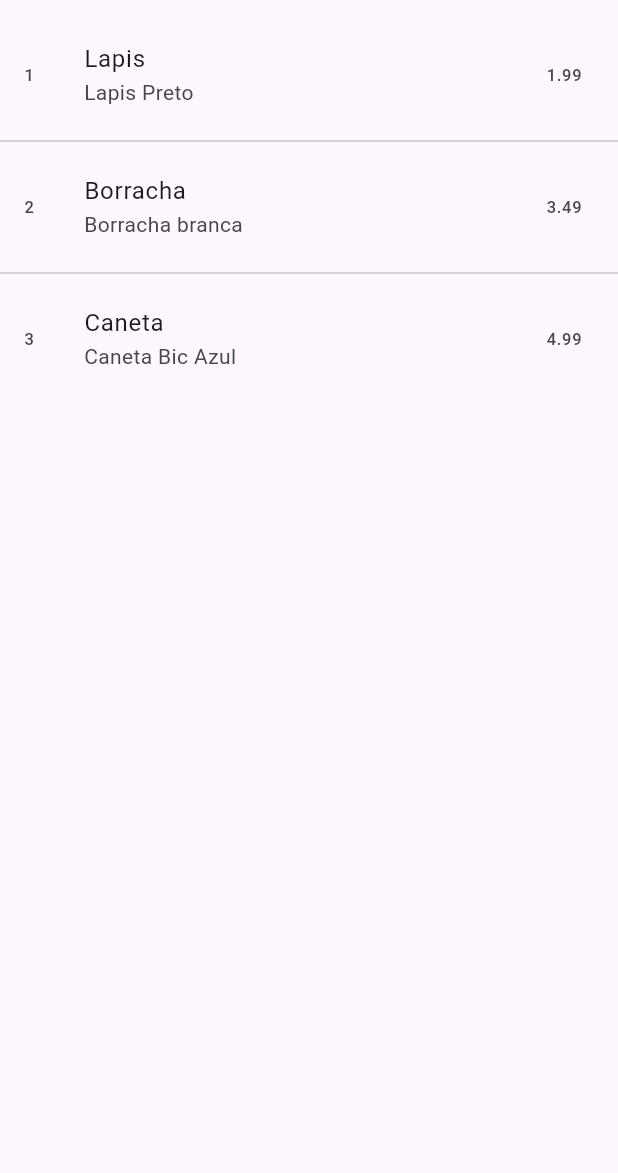
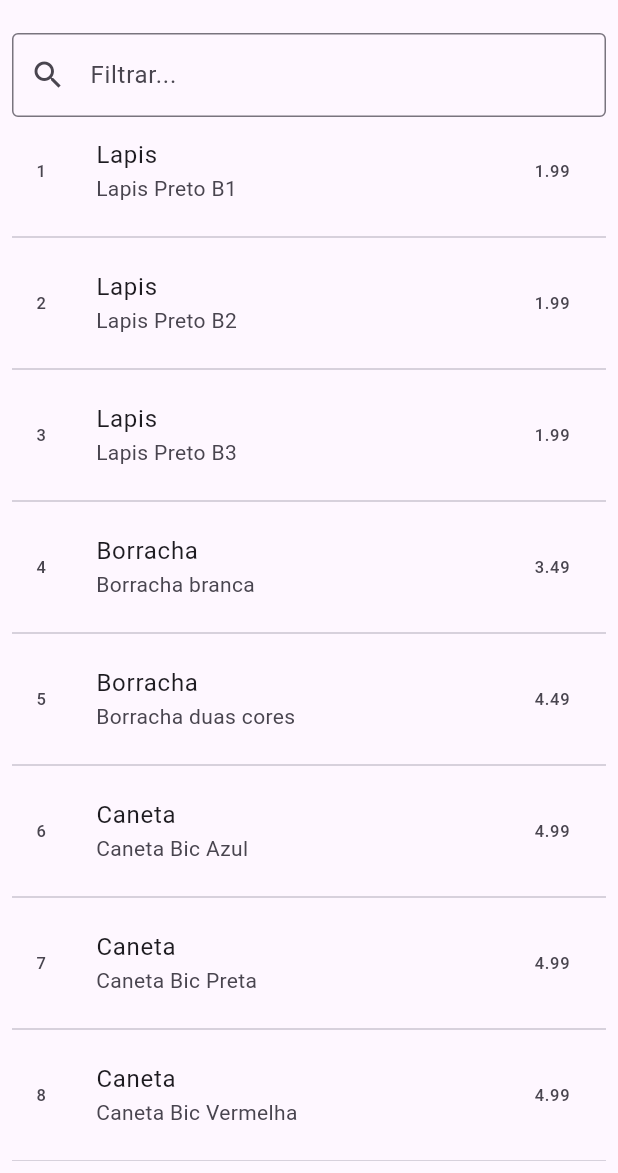
Before and after one commit to wellifabio/flutter_lista_produtos_2026, a Flutter app: the Produtos screen opened directly, on a phone screen of 412 x 824 dp, the part 63-1236 px from its top. Run offline on Flutter 3.47's test engine with Material 3 defaults, Android fonts, the phone set to English and light mode, and no system bars.

Commit message:
Fltros imlementados

```diff
--- a/lib/ui/produtos.dart
+++ b/lib/ui/produtos.dart
@@ -10,30 +10,66 @@ class Produtos extends StatefulWidget {
 
 class _ProdutosState extends State<Produtos> {
   List<Produto> produtos = [];
+  List<Produto> filtrados = [];
 
   @override
   void initState() {
     super.initState();
-    produtos.add(Produto(1, "Lapis", "Lapis Preto", 1.99));
-    produtos.add(Produto(2, "Borracha", "Borracha branca", 3.49));
-    produtos.add(Produto(3, "Caneta", "Caneta Bic Azul", 4.99));
+    produtos.add(Produto(1, "Lapis", "Lapis Preto B1", 1.99));
+    produtos.add(Produto(2, "Lapis", "Lapis Preto B2", 1.99));
+    produtos.add(Produto(3, "Lapis", "Lapis Preto B3", 1.99));
+    produtos.add(Produto(4, "Borracha", "Borracha branca", 3.49));
+    produtos.add(Produto(5, "Borracha", "Borracha duas cores", 4.49));
+    produtos.add(Produto(6, "Caneta", "Caneta Bic Azul", 4.99));
+    produtos.add(Produto(7, "Caneta", "Caneta Bic Preta", 4.99));
+    produtos.add(Produto(8, "Caneta", "Caneta Bic Vermelha", 4.99));
+    produtos.add(Produto(9, "Caneta", "Caneta Bic Verde", 4.99));
+    filtrados = produtos;
+  }
+
+  void filtrar(String filtro) {
+    setState(() {
+      filtrados = produtos
+          .where(
+            (produto) =>
+                produto.descricao.toLowerCase().contains(filtro.toLowerCase()),
+          )
+          .toList();
+    });
   }
 
   @override
   Widget build(BuildContext context) {
     return Scaffold(
       appBar: AppBar(title: Text("Lista de Produtos")),
-      body: ListView.separated(
-        itemBuilder: (context, i) {
-          return ListTile(
-            leading: Text(produtos[i].id.toString()),
-            title: Text(produtos[i].nome),
-            subtitle: Text(produtos[i].descricao),
-            trailing: Text(produtos[i].preco.toStringAsFixed(2)),
-          );
-        },
-        separatorBuilder: (_, _) => Divider(),
-        itemCount: produtos.length,
+      body: Padding(
+        padding: const EdgeInsets.all(8.0),
+        child: Column(
+          children: [
+            TextField(
+              decoration: InputDecoration(
+                hintText: "Filtrar...",
+                prefixIcon: Icon(Icons.search),
+                border: OutlineInputBorder(),
+              ),
+              onChanged: (value) => filtrar(value),
+            ),
+            Expanded(
+              child: ListView.separated(
+                itemBuilder: (context, i) {
+                  return ListTile(
+                    leading: Text(filtrados[i].id.toString()),
+                    title: Text(filtrados[i].nome),
+                    subtitle: Text(filtrados[i].descricao),
+                    trailing: Text(filtrados[i].preco.toStringAsFixed(2)),
+                  );
+                },
+                separatorBuilder: (_, _) => Divider(),
+                itemCount: filtrados.length,
+              ),
+            ),
+          ],
+        ),
       ),
     );
   }
--- a/pubspec.yaml
+++ b/pubspec.yaml
@@ -19,4 +19,3 @@ flutter:
   uses-material-design: true
   assets:
     - assets/
-    - assets/dados/
```
Also changed, not shown: assets/dados/produtos.json (deleted, +0 -51 lines), assets/info/screenshot.png, pubspec.lock, 1 other file.
